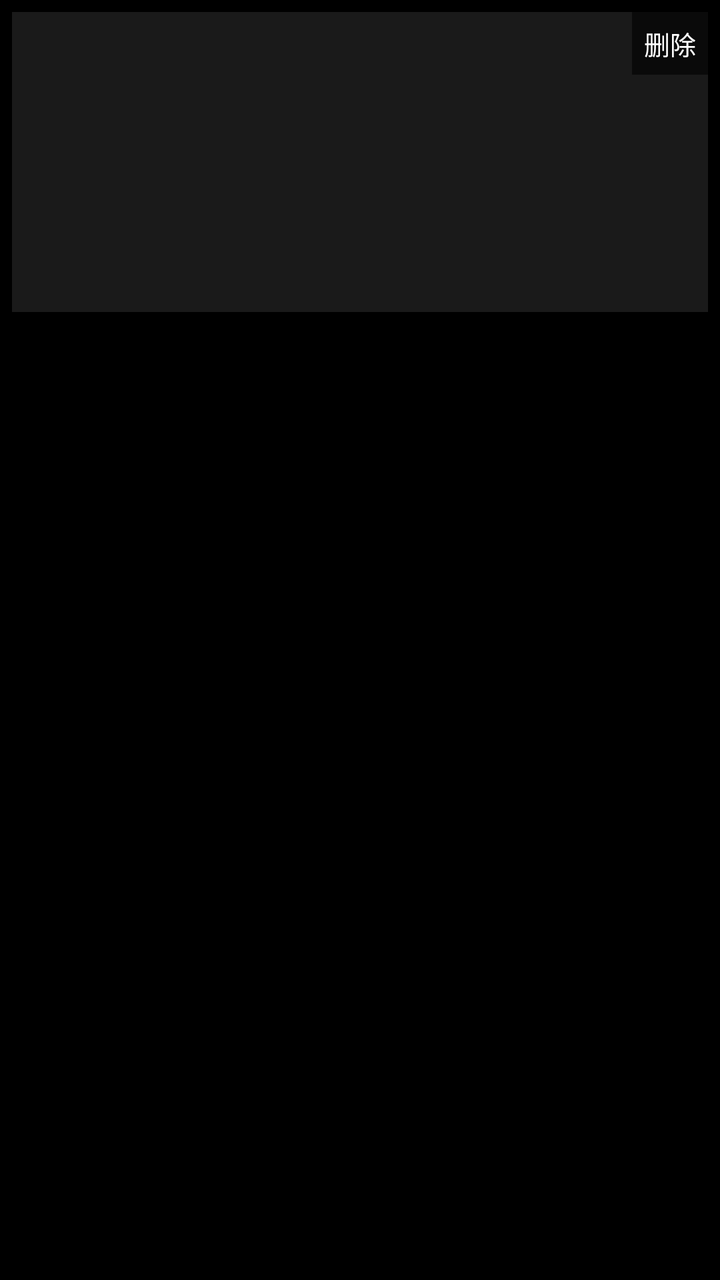
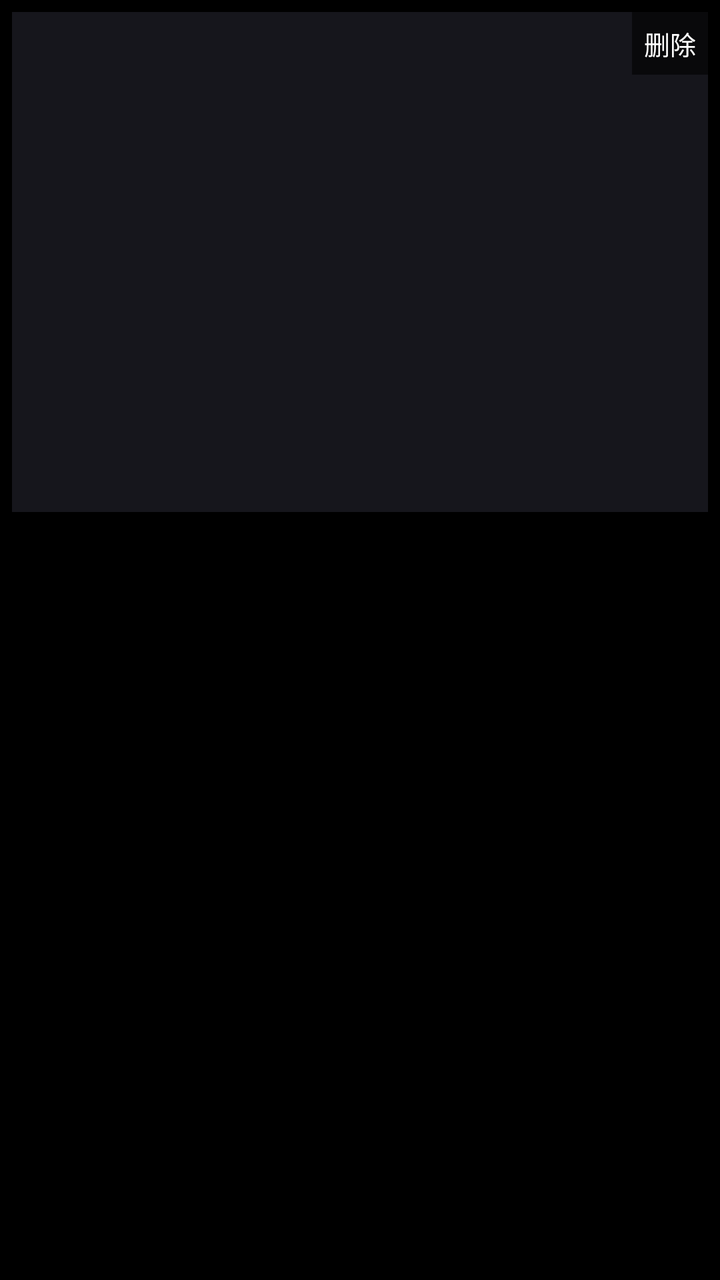

An Android layout rendered at two revisions. The XML below is the earlier revision; the diff shows what the commit changed to produce the second picture.
<!-- AndroidManifest.xml: application theme Theme.TVBox -->
<!-- res/layout/item_lib.xml -->
<?xml version="1.0" encoding="utf-8"?>
<FrameLayout xmlns:android="http://schemas.android.com/apk/res/android"
    android:layout_width="200dp"
    android:layout_height="wrap_content"
    android:padding="6dp"
    android:focusable="true"
    android:clickable="true"
    android:background="@drawable/item_focus">

    <LinearLayout
        android:layout_width="match_parent"
        android:layout_height="wrap_content"
        android:orientation="vertical">

        <ImageView
            android:id="@+id/libImage"
            android:layout_width="match_parent"
            android:layout_height="150dp"
            android:scaleType="centerCrop"
            android:background="#1A1A1A" />

        <TextView
            android:id="@+id/libName"
            android:layout_width="match_parent"
            android:layout_height="wrap_content"
            android:maxLines="1"
            android:ellipsize="end"
            android:paddingTop="4dp"
            android:textColor="#FFFFFF"
            android:textSize="15sp" />

        <TextView
            android:id="@+id/libInfo"
            android:layout_width="match_parent"
            android:layout_height="wrap_content"
            android:maxLines="1"
            android:ellipsize="end"
            android:textColor="#80FFFFFF"
            android:textSize="12sp" />

    </LinearLayout>

    <TextView
        android:id="@+id/libDel"
        android:layout_width="wrap_content"
        android:layout_height="wrap_content"
        android:layout_gravity="top|end"
        android:padding="6dp"
        android:textColor="#FFFFFF"
        android:textSize="13sp"
        android:focusable="true"
        android:clickable="true"
        android:background="#99000000"
        android:text="删除" />

</FrameLayout>
<!-- resources referenced by this layout -->
<resources>
  <!-- drawable item_focus (drawable) -->
  <?xml version="1.0" encoding="utf-8"?>
  <selector xmlns:android="http://schemas.android.com/apk/res/android">
      <item android:state_focused="true">
          <shape>
              <stroke
                  android:width="3dp"
                  android:color="#FFCC00" />
              <corners android:radius="4dp" />
          </shape>
      </item>
      <item>
          <shape>
              <stroke
                  android:width="0dp"
                  android:color="#00000000" />
              <corners android:radius="4dp" />
          </shape>
      </item>
  </selector>
  <style name="Theme.TVBox" parent="android:Theme.Black.NoTitleBar.Fullscreen">
          <item name="android:windowBackground">@android:color/black</item>
          <item name="android:colorBackground">@android:color/black</item>
      </style>
</resources>

<!-- the commit's change to res/layout/item_lib.xml (unified diff, before → after) -->
@@ -15,9 +15,9 @@
         <ImageView
             android:id="@+id/libImage"
             android:layout_width="match_parent"
-            android:layout_height="150dp"
+            android:layout_height="250dp"
             android:scaleType="centerCrop"
-            android:background="#1A1A1A" />
+            android:background="#16161C" />
 
         <TextView
             android:id="@+id/libName"
<!-- resource entries referenced after the edit -->
@@ -5,18 +5,20 @@
   <selector xmlns:android="http://schemas.android.com/apk/res/android">
       <item android:state_focused="true">
           <shape>
+              <solid android:color="#0DFFFFFF" />
               <stroke
                   android:width="3dp"
-                  android:color="#FFCC00" />
-              <corners android:radius="4dp" />
+                  android:color="#FFFFFFFF" />
+              <corners android:radius="10dp" />
           </shape>
       </item>
       <item>
           <shape>
+              <solid android:color="#00000000" />
               <stroke
                   android:width="0dp"
                   android:color="#00000000" />
-              <corners android:radius="4dp" />
+              <corners android:radius="10dp" />
           </shape>
       </item>
   </selector>
